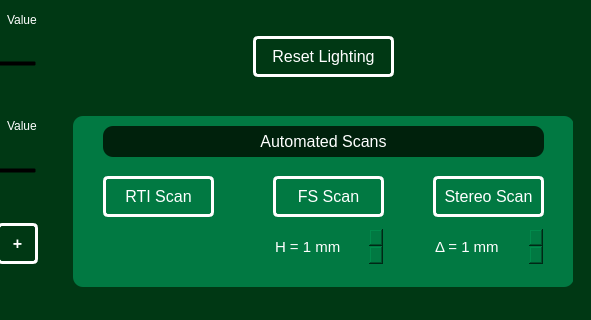
RaM-Microscope-Project/MicroscopyProject, file src/UI_v2.ui: the form before one commit; both pictures show x 450 to 1041 and y 558 to 878 of the 1041 by 878 pixel window.
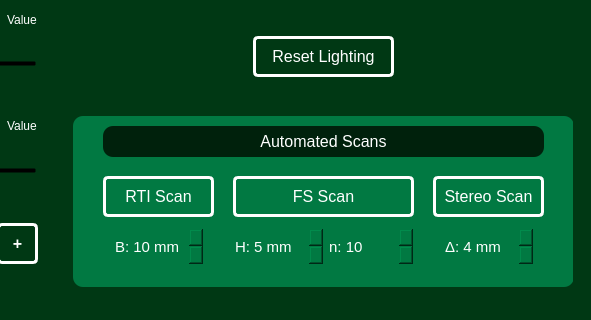
The form after the commit. Icons and pictures are not drawn.

```diff
--- a/src/UI_v2.ui
+++ b/src/UI_v2.ui
@@ -1869,9 +1869,9 @@
                 <widget class="QPushButton" name="scan_fs">
                  <property name="geometry">
                   <rect>
-                   <x>200</x>
+                   <x>160</x>
                    <y>60</y>
-                   <width>111</width>
+                   <width>181</width>
                    <height>41</height>
                   </rect>
                  </property>
@@ -1972,9 +1972,9 @@
                 <widget class="QSpinBox" name="inputBox_SP">
                  <property name="geometry">
                   <rect>
-                   <x>360</x>
+                   <x>370</x>
                    <y>110</y>
-                   <width>111</width>
+                   <width>91</width>
                    <height>41</height>
                   </rect>
                  </property>
@@ -1992,7 +1992,7 @@
                   <string> mm</string>
                  </property>
                  <property name="prefix">
-                  <string>Δ = </string>
+                  <string>Δ: </string>
                  </property>
                  <property name="minimum">
                   <number>1</number>
@@ -2000,13 +2000,16 @@
                  <property name="maximum">
                   <number>65</number>
                  </property>
+                 <property name="value">
+                  <number>4</number>
+                 </property>
                 </widget>
                 <widget class="QSpinBox" name="inputBox_FS">
                  <property name="geometry">
                   <rect>
-                   <x>200</x>
+                   <x>160</x>
                    <y>110</y>
-                   <width>111</width>
+                   <width>91</width>
                    <height>41</height>
                   </rect>
                  </property>
@@ -2024,13 +2027,86 @@
                   <string> mm</string>
                  </property>
                  <property name="prefix">
-                  <string>H = </string>
+                  <string>H: </string>
                  </property>
                  <property name="minimum">
                   <number>1</number>
                  </property>
                  <property name="maximum">
                   <number>20</number>
+                 </property>
+                 <property name="value">
+                  <number>5</number>
+                 </property>
+                </widget>
+                <widget class="QSpinBox" name="inputBox_FS_n">
+                 <property name="geometry">
+                  <rect>
+                   <x>250</x>
+                   <y>110</y>
+                   <width>91</width>
+                   <height>41</height>
+                  </rect>
+                 </property>
+                 <property name="font">
+                  <font>
+                   <pointsize>11</pointsize>
+                   <weight>50</weight>
+                   <bold>false</bold>
+                  </font>
+                 </property>
+                 <property name="wrapping">
+                  <bool>false</bool>
+                 </property>
+                 <property name="suffix">
+                  <string/>
+                 </property>
+                 <property name="prefix">
+                  <string> n: </string>
+                 </property>
+                 <property name="minimum">
+                  <number>2</number>
+                 </property>
+                 <property name="maximum">
+                  <number>20</number>
+                 </property>
+                 <property name="value">
+                  <number>10</number>
+                 </property>
+                </widget>
+                <widget class="QSpinBox" name="inputBox_RTI">
+                 <property name="geometry">
+                  <rect>
+                   <x>40</x>
+                   <y>110</y>
+                   <width>91</width>
+                   <height>41</height>
+                  </rect>
+                 </property>
+                 <property name="font">
+                  <font>
+                   <pointsize>11</pointsize>
+                   <weight>50</weight>
+                   <bold>false</bold>
+                  </font>
+                 </property>
+                 <property name="wrapping">
+                  <bool>false</bool>
+                 </property>
+                 <property name="suffix">
+                  <string> mm</string>
+                 </property>
+                 <property name="prefix">
+                  <string>B: </string>
+                 </property>
+                 <property name="minimum">
+                  <number>1</number>
+                 </property>
+                 <property name="maximum">
+                  <number>10</number>
+                 </property>
+                 <property name="value">
+                  <number>10</number>
                  </property>
                 </widget>
                </widget>
```
Left out of the diff: 2 changed lines with no effect on the pictures.
